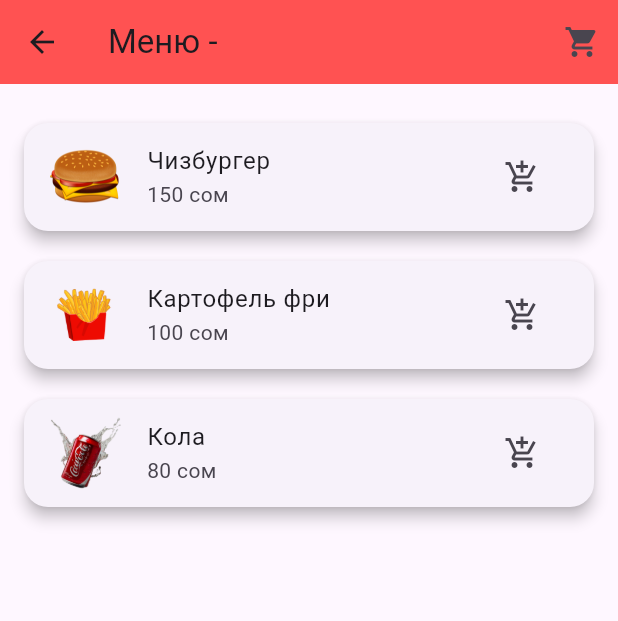
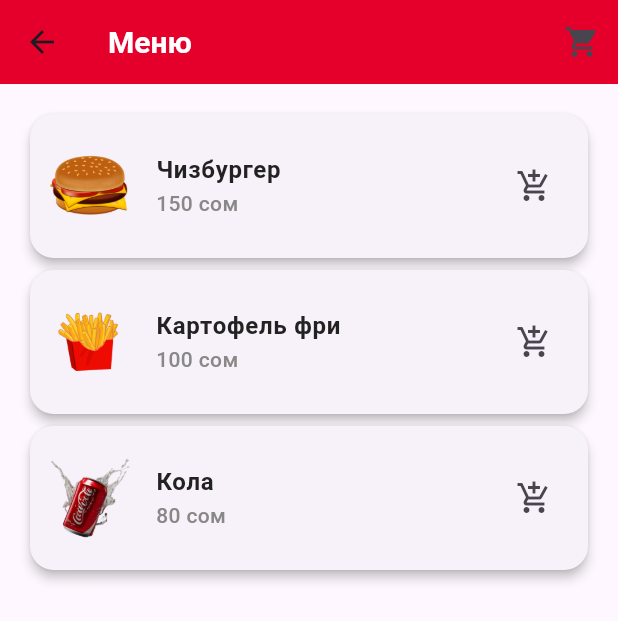
Before and after one commit to Aidarde/DipProject, a Flutter app: the screen it shows once a user with an empty profile is signed in, after a tap on "Смотреть всё меню", on a phone screen of 412 x 824 dp. Shown: the top 621 px of the screen. Run offline on Flutter 3.47's test engine with Material 3 defaults, Android fonts, the phone set to English and light mode, and no system bars; our stand-ins replace cloud_firestore, firebase_auth, firebase_core, google_sign_in; accounts and stored records are empty; network calls fail.

Commit message:
beta9 обновленный UI

```diff
--- a/lib/screens/home_screen.dart
+++ b/lib/screens/home_screen.dart
@@ -3,6 +3,8 @@ import 'package:provider/provider.dart';
 import 'package:enjoy/providers/cart_provider.dart';
 import 'package:enjoy/providers/branch_provider.dart';
 import 'package:enjoy/screens/menu_screen.dart';
+import 'package:enjoy/theme/app_colors.dart';
+import 'package:enjoy/theme/app_styles.dart';
 
 class HomeScreen extends StatelessWidget {
   const HomeScreen({super.key});
@@ -13,13 +15,13 @@ class HomeScreen extends StatelessWidget {
     final cartProvider = Provider.of<CartProvider>(context, listen: false);
     final branchName = branchProvider.selectedBranch;
 
-    final promotions = <String>[
+    final promotions = [
       'assets/banners/promo1.png',
       'assets/banners/promo2.png',
       'assets/banners/promo3.png',
     ];
 
-    final popular = <Map<String, Object>>[
+    final popular = [
       {
         'name': 'Чизбургер',
         'price': 150,
@@ -39,8 +41,8 @@ class HomeScreen extends StatelessWidget {
 
     return Scaffold(
       appBar: AppBar(
-        title: const Text('Главная'),
-        backgroundColor: Colors.redAccent,
+        backgroundColor: AppColors.primaryRed,
+        title: const Text('Главная', style: AppStyles.appBarTitle),
         elevation: 0,
       ),
       body: ListView(
@@ -48,7 +50,7 @@ class HomeScreen extends StatelessWidget {
         children: <Widget>[
           const SizedBox(height: 12),
 
-          // Карусель
+          // Промо-баннеры
           SizedBox(
             height: 160,
             child: PageView.builder(
@@ -68,17 +70,12 @@ class HomeScreen extends StatelessWidget {
 
           const SizedBox(height: 24),
 
-          // Популярное
+          // Популярные товары
           Padding(
             padding: const EdgeInsets.symmetric(horizontal: 16),
-            child: Row(
-              mainAxisAlignment: MainAxisAlignment.spaceBetween,
-              children: [
-                Text(
-                  'Популярное',
-                  style: Theme.of(context).textTheme.headlineSmall?.copyWith(fontWeight: FontWeight.bold),
-                ),
-              ],
+            child: Text(
+              'Популярное',
+              style: AppStyles.sectionTitle,
             ),
           ),
           const SizedBox(height: 12),
@@ -91,56 +88,20 @@ class HomeScreen extends StatelessWidget {
               itemCount: popular.length,
               itemBuilder: (ctx, i) {
                 final item = popular[i];
-                final name = item['name'] as String;
-                final price = item['price'] as int;
-                final image = item['image'] as String;
-
-                return Container(
-                  width: 150,
-                  margin: const EdgeInsets.only(right: 16),
-                  decoration: BoxDecoration(
-                    color: Colors.white,
-                    borderRadius: BorderRadius.circular(16),
-                    boxShadow: [
-                      BoxShadow(
-                        color: Colors.black.withOpacity(0.05),
-                        blurRadius: 8,
-                        offset: const Offset(0, 4),
-                      )
-                    ],
-                  ),
-                  child: Column(
-                    mainAxisAlignment: MainAxisAlignment.center,
-                    children: <Widget>[
-                      const SizedBox(height: 12),
-                      Image.asset(image, width: 72, height: 72),
-                      const SizedBox(height: 8),
-                      Text(name, style: const TextStyle(fontWeight: FontWeight.w600)),
-                      Text('$price сом', style: const TextStyle(color: Colors.grey)),
-                      const SizedBox(height: 6),
-                      ElevatedButton(
-                        onPressed: () {
-                          cartProvider.addItem(
-                            name: name,
-                            price: price,
-                            image: image,
-                          );
-                          ScaffoldMessenger.of(context).showSnackBar(
-                            SnackBar(content: Text('$name добавлен в корзину')),
-                          );
-                        },
-                        style: ElevatedButton.styleFrom(
-                          backgroundColor: Colors.redAccent,
-                          shape: RoundedRectangleBorder(
-                            borderRadius: BorderRadius.circular(8),
-                          ),
-                          minimumSize: const Size(40, 36),
-                          padding: EdgeInsets.zero,
-                        ),
-                        child: const Icon(Icons.add_shopping_cart, size: 18),
-                      ),
-                    ],
-                  ),
+                return _PopularItemCard(
+                  name: item['name'] as String,
+                  price: item['price'] as int,
+                  image: item['image'] as String,
+                  onAdd: () {
+                    cartProvider.addItem(
+                      name: item['name'] as String,
+                      price: item['price'] as int,
+                      image: item['image'] as String,
+                    );
+                    ScaffoldMessenger.of(context).showSnackBar(
+                      SnackBar(content: Text('${item['name']} добавлен в корзину')),
+                    );
+                  },
                 );
               },
             ),
@@ -148,7 +109,7 @@ class HomeScreen extends StatelessWidget {
 
           const SizedBox(height: 32),
 
-          // Кнопка меню
+          // Кнопка "Смотреть меню"
           Center(
             child: ElevatedButton.icon(
               onPressed: () {
@@ -160,15 +121,12 @@ class HomeScreen extends StatelessWidget {
                 );
               },
               style: ElevatedButton.styleFrom(
-                backgroundColor: Colors.redAccent,
+                backgroundColor: AppColors.primaryRed,
                 padding: const EdgeInsets.symmetric(horizontal: 24, vertical: 14),
                 shape: RoundedRectangleBorder(borderRadius: BorderRadius.circular(12)),
               ),
               icon: const Icon(Icons.restaurant_menu),
-              label: const Text(
-                'Смотреть всё меню',
-                style: TextStyle(fontSize: 16),
-              ),
+              label: const Text('Смотреть всё меню', style: AppStyles.buttonText),
             ),
           ),
         ],
@@ -176,3 +134,59 @@ class HomeScreen extends StatelessWidget {
     );
   }
 }
+
+class _PopularItemCard extends StatelessWidget {
+  final String name;
+  final int price;
+  final String image;
+  final VoidCallback onAdd;
+
+  const _PopularItemCard({
+    required this.name,
+    required this.price,
+    required this.image,
+    required this.onAdd,
+  });
+
+  @override
+  Widget build(BuildContext context) {
+    return Container(
+      width: 150,
+      margin: const EdgeInsets.only(right: 16),
+      decoration: BoxDecoration(
+        color: AppColors.cardBackground,
+        borderRadius: BorderRadius.circular(16),
+        boxShadow: [
+          BoxShadow(
+            color: Colors.black.withOpacity(0.08),
+            blurRadius: 6,
+            offset: const Offset(0, 4),
+          ),
+        ],
+      ),
+      child: Column(
+        mainAxisAlignment: MainAxisAlignment.center,
+        children: <Widget>[
+          const SizedBox(height: 12),
+          Image.asset(image, width: 72, height: 72),
+          const SizedBox(height: 8),
+          Text(name, style: AppStyles.cardTitle),
+          Text('$price сом', style: AppStyles.cardPrice),
+          const SizedBox(height: 6),
+          ElevatedButton(
+            onPressed: onAdd,
+            style: ElevatedButton.styleFrom(
+              backgroundColor: AppColors.primaryRed,
+              shape: RoundedRectangleBorder(
+                borderRadius: BorderRadius.circular(8),
+              ),
+              minimumSize: const Size(40, 36),
+              padding: EdgeInsets.zero,
+            ),
+            child: const Icon(Icons.add_shopping_cart, size: 18),
+          ),
+        ],
+      ),
+    );
+  }
+}
--- a/lib/screens/login_screen.dart
+++ b/lib/screens/login_screen.dart
@@ -1,14 +1,17 @@
 import 'package:enjoy/screens/admin_screen.dart';
+import 'package:enjoy/screens/registration_screen.dart';
+import 'package:enjoy/screens/main_screen.dart';
 import 'package:firebase_auth/firebase_auth.dart';
 import 'package:flutter/material.dart';
 import 'package:provider/provider.dart';
+import '../providers/user_provider.dart';
 import '../services/auth_service.dart';
-import '../providers/user_provider.dart';
-import 'registration_screen.dart';
-import 'main_screen.dart';
+import '../theme/app_colors.dart';
+import '../theme/app_styles.dart';
 
 class LoginScreen extends StatefulWidget {
   const LoginScreen({super.key});
+
   @override
   State<LoginScreen> createState() => _LoginState();
 }
@@ -26,19 +29,19 @@ class _LoginState extends State<LoginScreen> {
     });
 
     try {
-      final user = await AuthService.signInWithEmail(_email.text.trim(), _pass.text);
+      final user = await AuthService.signInWithEmail(
+        _email.text.trim(),
+        _pass.text.trim(),
+      );
       if (user != null) {
         await Provider.of<UserProvider>(context, listen: false).loadUser(user.uid);
         final role = Provider.of<UserProvider>(context, listen: false).user?.role;
-        if (role == 'admin') {
-          Navigator.pushReplacement(context, MaterialPageRoute(builder: (_) => const AdminScreen()));
-        } else {
-          Navigator.pushReplacement(context, MaterialPageRoute(builder: (_) => const MainScreen()));
-        }
+        final screen = (role == 'admin') ? const AdminScreen() : const MainScreen();
+        Navigator.pushReplacement(context, MaterialPageRoute(builder: (_) => screen));
       }
     } on FirebaseAuthException catch (e) {
       setState(() => _error = e.message ?? 'Ошибка входа');
-    } catch (e) {
+    } catch (_) {
       setState(() => _error = 'Непредвиденная ошибка');
     }
 
@@ -50,25 +53,22 @@ class _LoginState extends State<LoginScreen> {
     if (user != null) {
       await Provider.of<UserProvider>(context, listen: false).loadUser(user.uid);
       final role = Provider.of<UserProvider>(context, listen: false).user?.role;
-      if (role == 'admin') {
-        Navigator.pushReplacement(context, MaterialPageRoute(builder: (_) => const AdminScreen()));
-      } else {
-        Navigator.pushReplacement(context, MaterialPageRoute(builder: (_) => const MainScreen()));
-      }
+      final screen = (role == 'admin') ? const AdminScreen() : const MainScreen();
+      Navigator.pushReplacement(context, MaterialPageRoute(builder: (_) => screen));
     }
   }
 
   @override
   Widget build(BuildContext context) {
     return Scaffold(
-      backgroundColor: const Color(0xFFF5F6FA),
+      backgroundColor: AppColors.background,
       body: Center(
         child: SingleChildScrollView(
           padding: const EdgeInsets.symmetric(horizontal: 32, vertical: 24),
           child: Column(
             crossAxisAlignment: CrossAxisAlignment.stretch,
             children: [
-              const Icon(Icons.login, size: 72, color: Colors.redAccent),
+              const Icon(Icons.login, size: 72, color: AppColors.primaryRed),
               const SizedBox(height: 16),
               const Text(
                 'Добро пожаловать!',
@@ -76,7 +76,7 @@ class _LoginState extends State<LoginScreen> {
                 style: TextStyle(
                   fontSize: 26,
                   fontWeight: FontWeight.bold,
-                  color: Colors.black87,
+                  color: AppColors.darkText,
                 ),
               ),
               const SizedBox(height: 32),
@@ -85,6 +85,7 @@ class _LoginState extends State<LoginScreen> {
                 decoration: InputDecoration(
                   prefixIcon: const Icon(Icons.email),
                   labelText: 'Email',
+                  labelStyle: AppStyles.inputLabel,
                   border: OutlineInputBorder(
                     borderRadius: BorderRadius.circular(12),
                   ),
@@ -100,6 +101,7 @@ class _LoginState extends State<LoginScreen> {
                 decoration: InputDecoration(
                   prefixIcon: const Icon(Icons.lock),
                   labelText: 'Пароль',
+                  labelStyle: AppStyles.inputLabel,
                   border: OutlineInputBorder(
                     borderRadius: BorderRadius.circular(12),
                   ),
@@ -114,16 +116,13 @@ class _LoginState extends State<LoginScreen> {
                   : ElevatedButton(
                 onPressed: _loginEmail,
                 style: ElevatedButton.styleFrom(
-                  backgroundColor: Colors.redAccent,
+                  backgroundColor: AppColors.primaryRed,
                   padding: const EdgeInsets.symmetric(vertical: 16),
                   shape: RoundedRectangleBorder(
                     borderRadius: BorderRadius.circular(12),
                   ),
                 ),
-                child: const Text(
-                  'Войти по Email',
-                  style: TextStyle(fontSize: 16),
-                ),
+                child: const Text('Войти по Email', style: AppStyles.buttonText),
               ),
               const SizedBox(height: 12),
               ElevatedButton.icon(
@@ -132,6 +131,7 @@ class _LoginState extends State<LoginScreen> {
                 label: const Text('Войти через Google'),
                 style: ElevatedButton.styleFrom(
                   backgroundColor: Colors.blueAccent,
+                  foregroundColor: Colors.white,
                   padding: const EdgeInsets.symmetric(vertical: 14),
                   shape: RoundedRectangleBorder(
                     borderRadius: BorderRadius.circular(12),
@@ -155,7 +155,7 @@ class _LoginState extends State<LoginScreen> {
                 const SizedBox(height: 12),
                 Text(
                   _error!,
-                  style: const TextStyle(color: Colors.red),
+                  style: AppStyles.errorText,
                   textAlign: TextAlign.center,
                 ),
               ],
--- a/lib/screens/main_screen.dart
+++ b/lib/screens/main_screen.dart
@@ -4,6 +4,8 @@ import 'package:enjoy/screens/orders_screen.dart';
 import 'package:enjoy/screens/rewards_screen.dart';
 import 'package:enjoy/screens/settings_screen.dart';
 import 'package:enjoy/screens/cart_screen.dart';
+import 'package:enjoy/theme/app_colors.dart';
+import 'package:enjoy/theme/app_styles.dart';
 
 class MainScreen extends StatefulWidget {
   const MainScreen({super.key});
@@ -31,10 +33,9 @@ class _MainScreenState extends State<MainScreen> {
   @override
   Widget build(BuildContext context) {
     return Scaffold(
-      // --- тело страницы ---
+      backgroundColor: AppColors.background,
       body: _pages[_selectedIndex],
 
-      // --- плавающая кнопка корзины ---
       floatingActionButton: FloatingActionButton(
         onPressed: () {
           Navigator.push(
@@ -42,24 +43,28 @@ class _MainScreenState extends State<MainScreen> {
             MaterialPageRoute(builder: (_) => const CartScreen()),
           );
         },
-        backgroundColor: Colors.redAccent,
+        backgroundColor: AppColors.primaryRed,
         child: const Icon(Icons.shopping_cart),
+        shape: const CircleBorder(),
       ),
       floatingActionButtonLocation: FloatingActionButtonLocation.endFloat,
 
-      // --- нижнее меню навигации ---
       bottomNavigationBar: BottomNavigationBar(
         currentIndex: _selectedIndex,
-        selectedItemColor: Colors.red,
-        unselectedItemColor: Colors.grey,
         onTap: _onItemTapped,
+        selectedItemColor: AppColors.primaryRed,
+        unselectedItemColor: AppColors.greyText,
+        selectedLabelStyle: const TextStyle(fontWeight: FontWeight.w600),
+        unselectedLabelStyle: const TextStyle(fontWeight: FontWeight.w400),
+        type: BottomNavigationBarType.fixed,
+        backgroundColor: AppColors.cardBackground,
         items: const [
           BottomNavigationBarItem(
             icon: Icon(Icons.home),
             label: 'Главная',
           ),
           BottomNavigationBarItem(
-            icon: Icon(Icons.shopping_cart),
+            icon: Icon(Icons.receipt_long),
             label: 'Заказы',
           ),
           BottomNavigationBarItem(
--- a/lib/screens/menu_screen.dart
+++ b/lib/screens/menu_screen.dart
@@ -2,10 +2,11 @@ import 'package:flutter/material.dart';
 import 'package:provider/provider.dart';
 import '../providers/cart_provider.dart';
 import 'package:enjoy/screens/cart_screen.dart';
+import '../theme/app_colors.dart';
+import '../theme/app_styles.dart';
 
 class MenuScreen extends StatefulWidget {
   final String branchName;
-
   const MenuScreen({super.key, required this.branchName});
 
   @override
@@ -14,25 +15,12 @@ class MenuScreen extends StatefulWidget {
 
 class _MenuScreenState extends State<MenuScreen> {
   final List<Map<String, dynamic>> menuItems = [
-    {
-      'name': 'Чизбургер',
-      'price': 150,
-      'image': 'assets/images/burger.png',
-    },
-    {
-      'name': 'Картофель фри',
-      'price': 100,
-      'image': 'assets/images/fries.png',
-    },
-    {
-      'name': 'Кола',
-      'price': 80,
-      'image': 'assets/images/cola.png',
-    },
+    {'name': 'Чизбургер', 'price': 150, 'image': 'assets/images/burger.png'},
+    {'name': 'Картофель фри', 'price': 100, 'image': 'assets/images/fries.png'},
+    {'name': 'Кола', 'price': 80, 'image': 'assets/images/cola.png'},
   ];
 
   void addToCart(Map<String, dynamic> item) {
-    // Добавление товара в корзину
     Provider.of<CartProvider>(context, listen: false).addItem(
       name: item['name'],
       price: item['price'],
@@ -47,18 +35,16 @@ class _MenuScreenState extends State<MenuScreen> {
   Widget build(BuildContext context) {
     return Scaffold(
       appBar: AppBar(
-        title: Text('Меню - ${widget.branchName}'),
-        backgroundColor: Colors.redAccent,
+        backgroundColor: AppColors.primaryRed,
+        elevation: 0,
+        title: const Text('Меню', style: AppStyles.appBarTitle),
         actions: [
           IconButton(
-            icon: Icon(Icons.shopping_cart),
+            icon: const Icon(Icons.shopping_cart),
             onPressed: () {
-              Navigator.push(
-                context,
-                MaterialPageRoute(builder: (context) => const CartScreen()),
-              );
+              Navigator.push(context, MaterialPageRoute(builder: (_) => const CartScreen()));
             },
-          )
+          ),
         ],
       ),
       body: ListView.builder(
@@ -68,15 +54,15 @@ class _MenuScreenState extends State<MenuScreen> {
           final item = menuItems[index];
           return Card(
             shape: RoundedRectangleBorder(borderRadius: BorderRadius.circular(16)),
-            elevation: 4,
-            margin: const EdgeInsets.symmetric(vertical: 10),
+            elevation: 3,
             child: ListTile(
-              leading: SizedBox(
-                width: 50, // Ограничиваем ширину изображения
-                child: Image.asset(item['image'], fit: BoxFit.cover),
+              contentPadding: const EdgeInsets.all(12),
+              leading: ClipRRect(
+                borderRadius: BorderRadius.circular(8),
+                child: Image.asset(item['image'], width: 56, height: 56, fit: BoxFit.cover),
               ),
-              title: Text(item['name']),
-              subtitle: Text('${item['price']} сом'),
+              title: Text(item['name'], style: AppStyles.cardTitle),
+              subtitle: Text('${item['price']} сом', style: AppStyles.cardPrice),
               trailing: IconButton(
                 icon: const Icon(Icons.add_shopping_cart),
                 onPressed: () => addToCart(item),
--- /dev/null
+++ b/lib/theme/app_colors.dart
@@ -0,0 +1,13 @@
+import 'package:flutter/material.dart';
+
+class AppColors {
+  static const Color primaryRed = Color(0xFFE4002B);       // основной красный
+  static const Color accentYellow = Color(0xFFFFBC00);     // жёлтый акцент
+  static const Color background = Color(0xFFFDFDFD);        // светлый фон
+  static const Color cardBackground = Color(0xFFFFFFFF);    // фон карточек
+  static const Color greyText = Color(0xFF888888);          // приглушённый текст
+  static const Color darkText = Color(0xFF222222);          // основной текст
+  static const Color lightGrey = Color(0xFFF3F3F3);         // фон для разделителей
+  static const Color success = Color(0xFF4CAF50);           // зелёный (например, для "в корзине")
+  static const Color error = Color(0xFFDD3333);             // для ошибок
+}
--- /dev/null
+++ b/lib/theme/app_styles.dart
@@ -0,0 +1,44 @@
+import 'package:flutter/material.dart';
+import 'app_colors.dart';
+
+class AppStyles {
+  static const TextStyle appBarTitle = TextStyle(
+    fontSize: 20,
+    fontWeight: FontWeight.bold,
+    color: Colors.white,
+  );
+
+  static const TextStyle sectionTitle = TextStyle(
+    fontSize: 18,
+    fontWeight: FontWeight.bold,
+    color: AppColors.darkText,
+  );
+
+  static const TextStyle cardTitle = TextStyle(
+    fontSize: 16,
+    fontWeight: FontWeight.w600,
+    color: AppColors.darkText,
+  );
+
+  static const TextStyle cardPrice = TextStyle(
+    fontSize: 14,
+    fontWeight: FontWeight.w500,
+    color: AppColors.greyText,
+  );
+
+  static const TextStyle buttonText = TextStyle(
+    fontSize: 16,
+    fontWeight: FontWeight.bold,
+    color: Colors.white,
+  );
+
+  static const TextStyle errorText = TextStyle(
+    fontSize: 14,
+    color: AppColors.error,
+  );
+
+  static const TextStyle inputLabel = TextStyle(
+    fontSize: 14,
+    color: AppColors.greyText,
+  );
+}
```
Also changed, not shown: lib/screens/cart_screen.dart (+29 -23 lines), lib/screens/orders_screen.dart (+32 -17 lines), lib/screens/registration_screen.dart (+30 -27 lines), lib/screens/rewards_screen.dart (+45 -23 lines), lib/screens/settings_screen.dart (+45 -15 lines).
